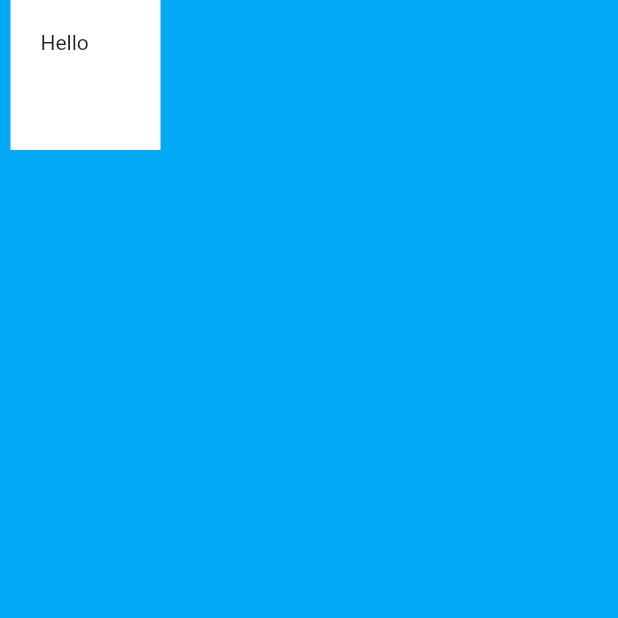
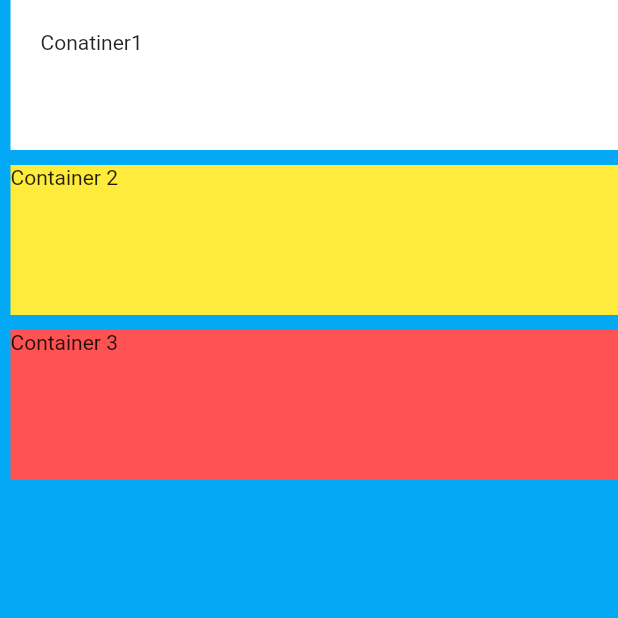
Before and after one commit to Chamithfernando/Flutter-basics, a Flutter app: the screen it shows after launch, on a phone screen of 412 x 824 dp, the top half of it. Run offline on Flutter 3.47's test engine with Material 2 defaults, Android fonts, the phone set to English and light mode, and no system bars.

Commit message:
Container-Multiline-Layout

```diff
--- a/lib/main.dart
+++ b/lib/main.dart
@@ -23,15 +23,61 @@ class MyApp extends StatelessWidget {
             backgroundColor: Colors.lightBlue,
 
             body: SafeArea(
-              child: Container(
+              child: Column(
+
+                //How much horizantail spaces are avialable
+                //mainAxisSize: MainAxisSize.min,
+
+               // verticalDirection: VerticalDirection.down, /*  Up and Down properties*/
+
+                // mainAxisAlignment: MainAxisAlignment.end, /* as same as VerticalDirection.Down and up alignment goes up and down*/  /* end/center/spaceEven */
+
+                crossAxisAlignment: CrossAxisAlignment.stretch,
+
+                children: <Widget>[
+                  Container(
                     height: 100.0,
-                width: 100.0,
+                    width: double.infinity,
                     margin:
                     // EdgeInsets.fromLTRB(30.0, 10.0, 50.0, 20.0), margin from left right  top  bottom also
                     EdgeInsets.only(left: 7.0),/*Margin from only left side*/
                     padding: EdgeInsets.all(20.0),
                     color: Colors.white,
-                child: Text('Hello'),
+                    child: Text('Conatiner1'),
+                  ),
+
+                  SizedBox(
+                    height: 10.0,
+                  ),
+
+                  Container(
+                    width: double.infinity,
+                    height: 100.0,
+                    color: Colors.yellow,
+                    child: Text('Container 2'),
+                    margin: EdgeInsets.only(left: 7.0),
+                  ),
+
+                  SizedBox(
+                    height: 10.0,
+                  ),
+
+
+                  Container(
+                    width: double.infinity,
+                    height: 100.0,
+                    color: Colors.redAccent,
+                    child: Text('Container 3'),
+                    margin: EdgeInsets.only(left: 7.0),
+                  ),
+
+
+
+                  Container(
+                    width: double.infinity,
+                    height: 10.0,
+                  ),
+                ],
               ),
             ),
           ),
```
Lines whose indentation alone changed are shown as unchanged.
